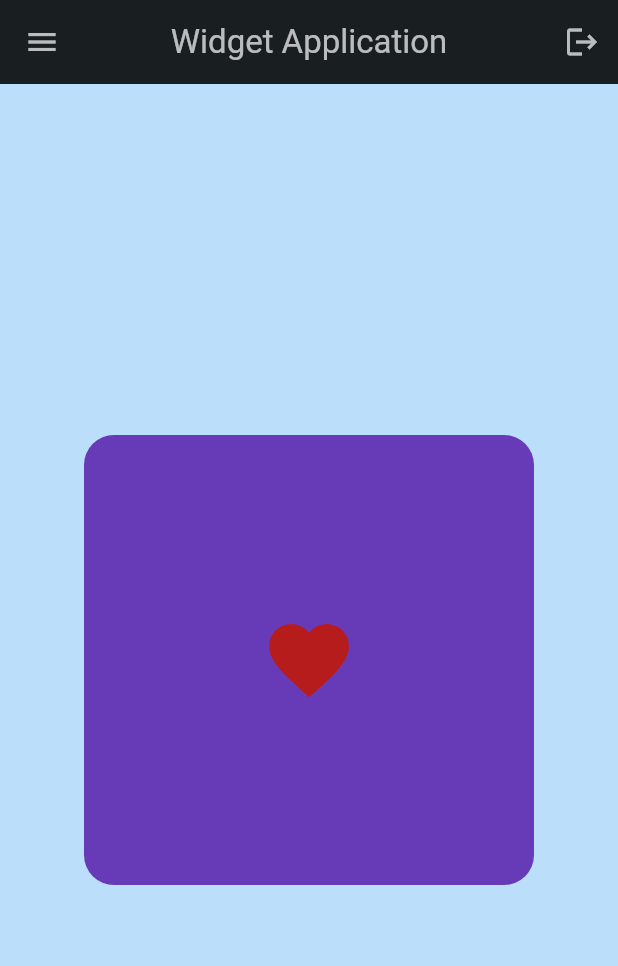
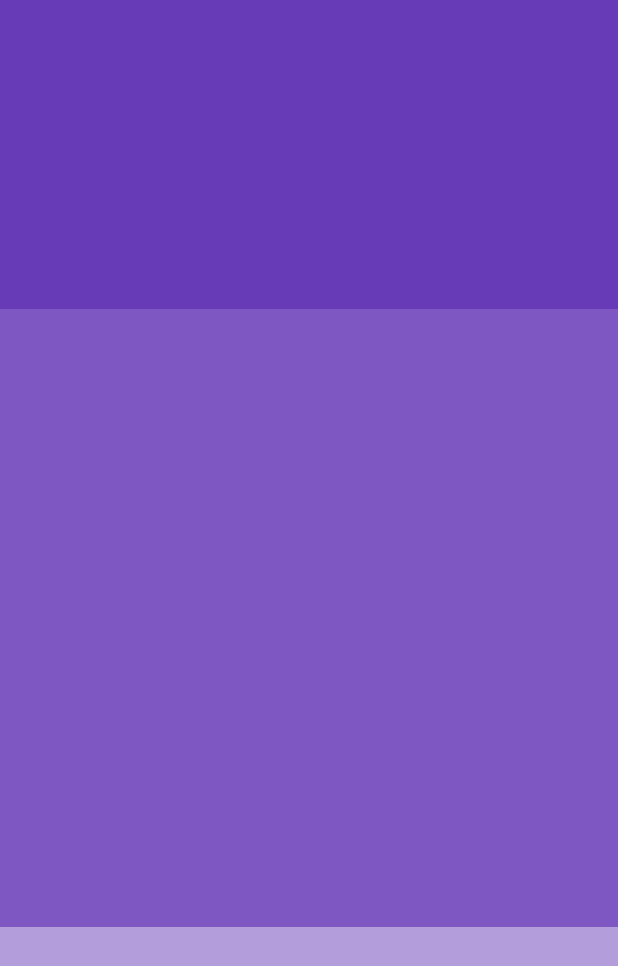
Before and after one commit to oFelpxz/Flutter_Begginers-Course.MitchKOKO, a Flutter app: the screen it shows after launch, on a phone screen of 412 x 824 dp. Shown: the top 966 px of the screen. Run offline on Flutter 3.47's test engine with Material 3 defaults, Android fonts, the phone set to English and light mode, and no system bars.

Commit message:
Column & Expanded

```diff
--- a/widgets_application_01/lib/main.dart
+++ b/widgets_application_01/lib/main.dart
@@ -1,4 +1,4 @@
-// ignore_for_file: prefer_const_constructors
+// ignore_for_file: prefer_const_constructors, prefer_const_literals_to_create_immutables
 
 import 'package:flutter/material.dart';
 
@@ -19,48 +19,38 @@ class MyApp extends StatelessWidget {
       // SCAFFOLD: é um plano branco, funciona como um esquelo que segura todas as partes do app.
       home: Scaffold(
       // COMPONENTES DO SCAFFOLD:
-        // BACKGROUD: Define a cor do fundo, podemos definir SHADE, passando o mouse por cima.
-        backgroundColor: Colors.blue[100],
-
-        // APP BAR ----------------------------------
-        // APPBAR: Barra superior do aplicativo.
-        appBar: AppBar(
-          // TITLE: Widget de título do APPBAR.
-          title: Text("Widget Application",
-            style: TextStyle(color: Colors.white70),
-          ),
-          centerTitle: true,
-          // ELEVATION: Tira a elevação do aplicativo.
-          elevation: 0,
-          leading: Icon(Icons.menu,
-            color: Colors.white70,
-          ),
-          // ACTIONS: É usada pra definir uma lista de widgets. geralmente no canto superior direito, são frequentemente usados para icones de ações.
-          actions: [IconButton(onPressed: (){}, icon: Icon(Icons.logout, color: Colors.white70))],
-          backgroundColor: Colors.black87,
-        ),
-        // APP BAR ----------------------------------
 
         // BODY -------------------------------------
         // BODY: Definimos o conteúdo principal da tela.
-        body: Center(
-          // CONTAINER: Funciona igual os containers do HTML, pelo fato de ser um widget, podemos definir filhos para ele.
-          child: Container(
-            height: 300,
-            width: 300,
-            // DECORATION: Para decorar mais.
-            decoration: BoxDecoration(
-              color: Colors.deepPurple,
-              borderRadius: BorderRadius.circular(20),
+        // Column: É um wigdet que precisa de uma children para funcionar, ele organiza tudo em coluna.
+        body: Column(
+          // MainAxis: Alinhamentos Vertical.
+          mainAxisAlignment: MainAxisAlignment.start,
+          // CrossAxis: Alinha os elementos.
+          crossAxisAlignment: CrossAxisAlignment.start,
+          children: [
+            // Elemento 1:
+            // Expanded: Ele basicamente vai preencher o espaço restante.
+            Expanded(
+              child: Container(
+                color: Colors.deepPurple,
+              ),
             ),
-            // PADDING:  all, only.
-            padding: EdgeInsets.symmetric(horizontal: 25, vertical: 10),
-            // CHILD: Podemos adcionar mais widgets filhos do container.
-            child: Icon(Icons.favorite,
-              color: Colors.red[900],
-              size: 64,
+            // Elemento 2:
+            Expanded(
+              // Flex: Controla o tamanho dela em comparação as outras.
+              flex: 2,
+              child: Container(
+                color: Colors.deepPurple[400],
+              ),
             ),
-          ),
+            // Elemento 3:
+            Expanded(
+              child: Container(
+                color: Colors.deepPurple[200],
+              ),
+            )
+          ],
         ),
         // BODY -------------------------------------
 
```
